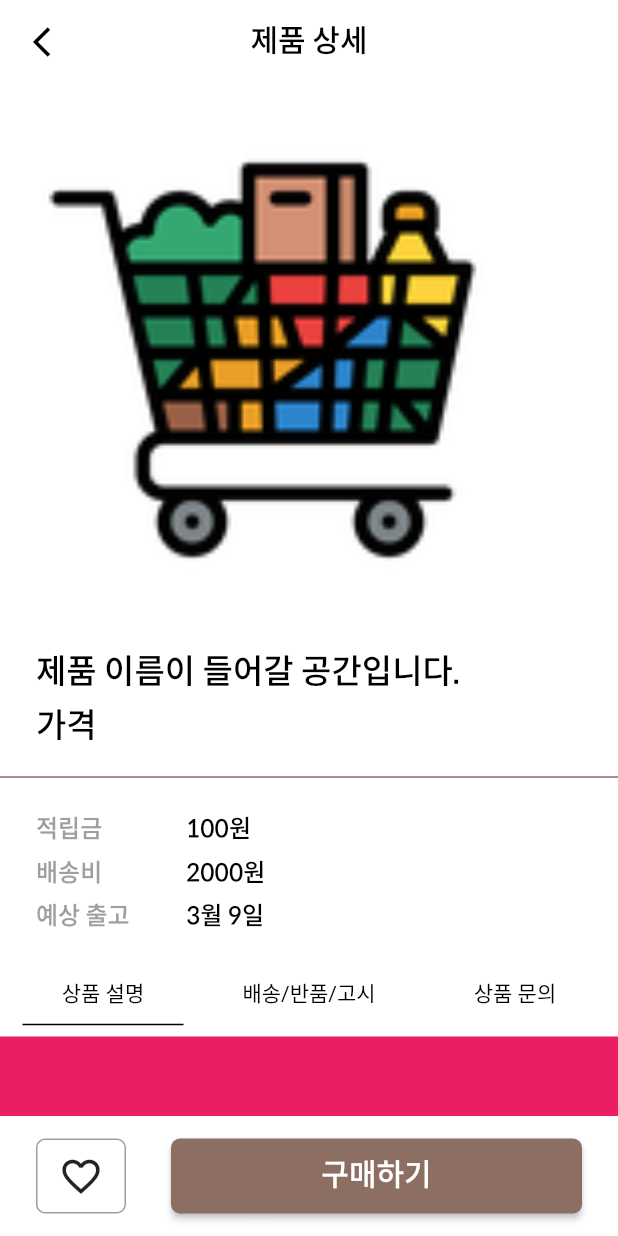
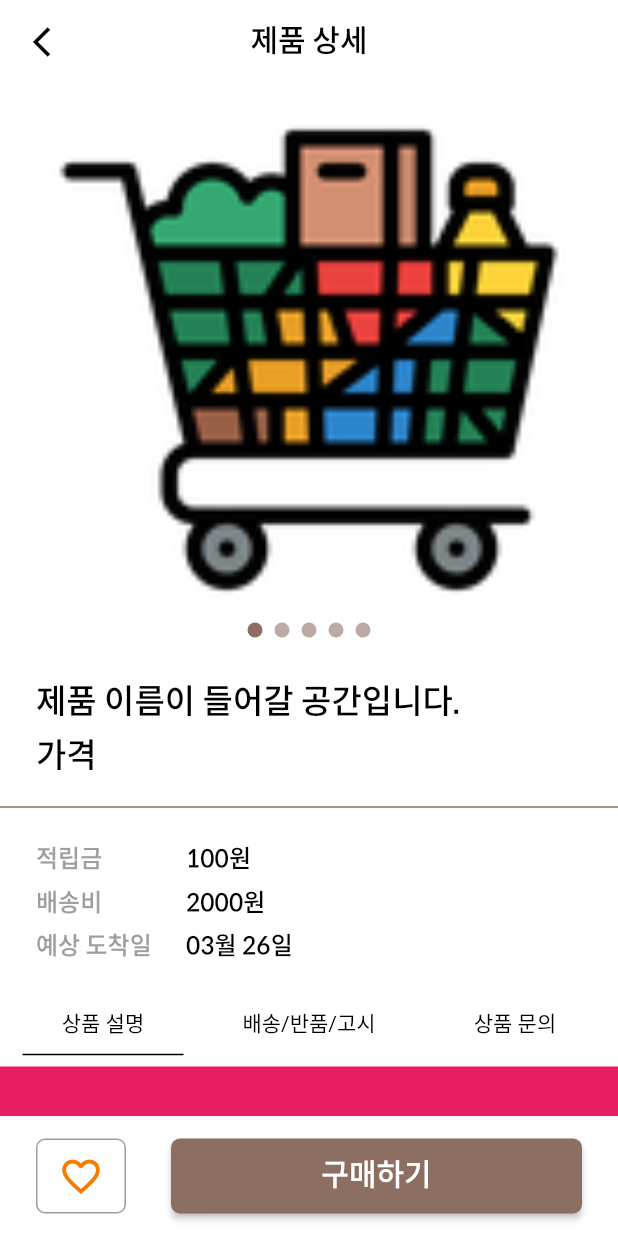
Before and after one commit to jgwng/shoppingapp, a Flutter app: the HomePage screen opened directly, after a tap on "상품평수 1위!", on a phone screen of 412 x 824 dp. Run offline on Flutter 3.47's test engine with Material 2 defaults, Android fonts, the phone set to English and light mode, and no system bars; drawn by our look-alikes of sticky_headers; our stand-ins replace cloud_firestore, cloud_functions, device_info, firebase_auth, firebase_core, firebase_messaging and 7 more; missing offline and left inert: hexagon, kakao_flutter_sdk, kopo, korean_words, qr_code_scanner; accounts and stored records are empty.

Commit message:
03/25 commit

```diff
--- a/lib/screens/home_page/home_page.dart
+++ b/lib/screens/home_page/home_page.dart
@@ -5,6 +5,7 @@ import 'package:shoppingapp/constants/size.dart';
 import 'package:shoppingapp/models/select_model.dart';
 import 'package:shoppingapp/screens/setting_page/local_widget/scroll_behavior.dart';
 import 'package:shoppingapp/screens/home_page/product_detail_page.dart';
+import 'package:shoppingapp/widgets/product_item.dart';
 
 class HomePage extends StatefulWidget{
   @override
@@ -84,7 +85,7 @@ class _HomePageState extends State<HomePage>{
                   mainAxisSpacing: 20.0,
                   shrinkWrap: true,
                   children: List.generate(8, (index){
-                    return discountListItem();
+                    return ProductItem();
                   })
               ),
             )
--- a/lib/screens/home_page/product_detail_page.dart
+++ b/lib/screens/home_page/product_detail_page.dart
@@ -3,6 +3,9 @@ import 'package:shoppingapp/constants/app_themes.dart';
 import 'package:shoppingapp/constants/size.dart';
 import 'package:shoppingapp/widgets/app_bar/text_title_appbar.dart';
 import 'package:sticky_headers/sticky_headers.dart';
+import 'package:intl/intl.dart';
+import 'package:shoppingapp/widgets/product_image_indicator.dart';
+
 class ProductDetailScreen extends StatefulWidget{
   @override
   _ProductDetailScreenState createState() => _ProductDetailScreenState();
@@ -11,9 +14,11 @@ class ProductDetailScreen extends StatefulWidget{
 class _ProductDetailScreenState extends State<ProductDetailScreen> with SingleTickerProviderStateMixin{
   int widgetIndex = 0;
   bool isFavorite = false;
+  final PageController controller = PageController(initialPage: 0);
   @override
   void initState() {
     super.initState();
+
   }
 
   @override
@@ -65,7 +70,7 @@ class _ProductDetailScreenState extends State<ProductDetailScreen> with SingleTi
                     borderRadius: BorderRadius.circular(6.0),
                     border: Border.all(color: Colors.grey)
                 ),
-                child: isFavorite ? Icon(Icons.favorite,size: 30,) : Icon(Icons.favorite_outline_outlined,size: 30),
+                child: Icon(isFavorite ? Icons.favorite : Icons.favorite_outline_outlined,size: 30,color: AppThemes.pointColor,),
               ),
             ),
             SizedBox(width: 30,),
@@ -135,29 +140,55 @@ class _ProductDetailScreenState extends State<ProductDetailScreen> with SingleTi
       return Container();
     }
 
-
+  void _pageChanged(int index) {
+    setState(() {});
+  }
     Widget productInfo(){
     return Column(
       crossAxisAlignment: CrossAxisAlignment.start,
+      children: [
+        NotificationListener<OverscrollIndicatorNotification>(
+        onNotification: (OverscrollIndicatorNotification overScroll) {
+          overScroll.disallowGlow();
+          return false;
+        },child :
+          Column(
             children: [
             Container(
                   height: 350,
                   width: 350,
                   alignment: Alignment.center,
 
-          child: SizedBox(
+                  child:PageView.builder(
+                    onPageChanged: _pageChanged,
+                    controller: controller,
+
+                    physics: ClampingScrollPhysics(),
+                    itemBuilder: (context, index) {
+                      return SizedBox(
                         width: 300,
                         height: 300,
                         child: Image.asset("assets/logo/grocery-cart.png",fit: BoxFit.fitWidth),
+                      );
+                    },
+                    itemCount: 5,
                   ),
                 ),
-        SizedBox(height: 20,),
+                Indicator(
+                controller: controller,
+                itemCount: 5,
+                )
+                ],
+      )
+        ),
+
+        SizedBox(height: 30,),
         Container(
             padding: EdgeInsets.symmetric(horizontal: 24),
             child : Column(
               crossAxisAlignment: CrossAxisAlignment.start,
               children: [
-                Text("제품 이름이 들어갈 공간입니다.",style: AppThemes.textTheme.headline2,),
+                Text("제품 이름이 들어갈 공간입니다.",style: AppThemes.textTheme.headline2,overflow: TextOverflow.ellipsis,),
                 SizedBox(height: 10),
                 Text("가격",style: AppThemes.textTheme.headline2,),
               ],
@@ -175,7 +206,7 @@ class _ProductDetailScreenState extends State<ProductDetailScreen> with SingleTi
               SizedBox(height: 10,),
               productPriceInfo("배송비","2000원"),
               SizedBox(height: 10,),
-              productPriceInfo("예상 출고","3월 9일"),
+              productPriceInfo("예상 도착일",conversionDateTime(DateTime.now())),
               SizedBox(height: 10,),
             ],
           ),
@@ -185,7 +216,12 @@ class _ProductDetailScreenState extends State<ProductDetailScreen> with SingleTi
     );
     }
 
+  String conversionDateTime(DateTime dateTime){
+    DateTime arriveDate = DateTime(dateTime.year,dateTime.month,dateTime.day+2);
+    String newFormat = DateFormat("MM월 dd일").format(arriveDate);
 
+    return newFormat;
+  }
 
 
 
@@ -205,3 +241,4 @@ class _ProductDetailScreenState extends State<ProductDetailScreen> with SingleTi
 
 
   }
+//https://flutter-examples.com/set-text-overflow-ellipsis-text-in-flutter/
--- a/lib/screens/main_page.dart
+++ b/lib/screens/main_page.dart
@@ -6,7 +6,7 @@ import 'package:shoppingapp/screens/order_check_page/order_list_page.dart';
 import 'package:shoppingapp/screens/setting_page/setting_page.dart';
 import 'package:shoppingapp/widgets/app_bar/main_page_appbar.dart';
 import 'package:flutter_riverpod/flutter_riverpod.dart';
-import 'file:///C:/Users/gwjun/AndroidStudioProjects/shopping_app/lib/providers/user_provider/user_state_provider.dart';
+import 'package:shoppingapp/providers/user_provider/user_state_provider.dart';
 
 class MainPage extends StatefulWidget{
   @override
--- a/lib/screens/register_page/register_page.dart
+++ b/lib/screens/register_page/register_page.dart
@@ -4,6 +4,7 @@ import 'package:flutter_riverpod/flutter_riverpod.dart';
 import 'package:shoppingapp/providers/user_provider/register_state_provider.dart';
 import 'package:shoppingapp/screens/register_page/user_register_page.dart';
 import 'package:shoppingapp/screens/main_page.dart';
+import 'package:shoppingapp/screens/select_page/select_page.dart';
 
 class RegisterPage extends StatefulWidget {
 
@@ -50,7 +51,7 @@ class _RegisterPageState extends State<RegisterPage> {
     if(registerState.userState == 1)
       return Container();
     if(registerState.userState == 2)
-      return MainPage();
+      return SelectOnOrOff();
     if(registerState.userState == 0)
       return UserRegisterPage();
     return Container();
--- a/lib/screens/register_page/user_register_page.dart
+++ b/lib/screens/register_page/user_register_page.dart
@@ -5,6 +5,7 @@ import 'package:shoppingapp/constants/app_themes.dart';
 import 'package:shoppingapp/constants/size.dart';
 import 'package:shoppingapp/models/user.dart';
 import 'package:shoppingapp/screens/register_page/admin_notice_dialog.dart';
+import 'package:shoppingapp/screens/register_page/register_page.dart';
 import 'package:shoppingapp/utils/validators.dart';
 import 'package:kopo/kopo.dart';
 import 'package:shoppingapp/widgets/app_bar/text_title_appbar.dart';
@@ -434,7 +435,7 @@ class _UserRegisterPageState extends State<UserRegisterPage>{
     if(!mounted) return;
     Navigator.pushAndRemoveUntil(context, MaterialPageRoute(
         builder: (BuildContext context) =>
-            SelectOnOrOff()), (route) => true);
+            RegisterPage()), (route) => true);
 
   }
 
--- a/lib/screens/setting_page/setting_page.dart
+++ b/lib/screens/setting_page/setting_page.dart
@@ -38,6 +38,8 @@ class _SettingPageState extends State<SettingPage>{
 
 
   Widget buildBody(BuildContext context, UserState userState){
+
+
     return NotificationListener<OverscrollIndicatorNotification>(
         onNotification: (OverscrollIndicatorNotification overScroll){
           overScroll.disallowGlow();
--- /dev/null
+++ b/lib/widgets/product_image_indicator.dart
@@ -0,0 +1,62 @@
+import 'package:flutter/cupertino.dart';
+import 'package:flutter/material.dart';
+import 'package:shoppingapp/constants/app_themes.dart';
+
+
+class Indicator extends StatelessWidget {
+  Indicator({
+    this.controller,
+    this.itemCount: 0,
+  }) : assert(controller != null);
+
+  /// PageView Controller
+  final PageController controller;
+
+  /// Number of indicators
+  final int itemCount;
+
+  /// Ordinary colours
+  final Color normalColor = Colors.brown[200];
+
+  /// Selected color
+  final Color selectedColor = AppThemes.mainColor;
+
+  /// Size of points
+  final double size = 10.0;
+
+  /// Spacing of points
+  final double spacing = 4.0;
+
+  /// Point Widget
+  Widget _buildIndicator(
+      int index, int pageCount, double dotSize, double spacing) {
+    // Is the current page selected?
+    bool isCurrentPageSelected = index ==
+        (controller.page != null ? controller.page.round() % pageCount : 0);
+
+    return new Container(
+      height: size,
+      width: size + (2 * spacing),
+      child: new Center(
+        child: new Material(
+          color: isCurrentPageSelected ? selectedColor : normalColor,
+          type: MaterialType.circle,
+          child: new Container(
+            width: dotSize,
+            height: dotSize,
+          ),
+        ),
+      ),
+    );
+  }
+
+  @override
+  Widget build(BuildContext context) {
+    return new Row(
+      mainAxisAlignment: MainAxisAlignment.center,
+      children: new List<Widget>.generate(itemCount, (int index) {
+        return _buildIndicator(index, itemCount, size, spacing);
+      }),
+    );
+  }
+}
--- /dev/null
+++ b/lib/widgets/product_item.dart
@@ -0,0 +1,58 @@
+import 'package:flutter/widgets.dart';
+import 'package:flutter/material.dart';
+import 'package:flutter/cupertino.dart';
+import 'package:shoppingapp/screens/home_page/product_detail_page.dart';
+import 'package:shoppingapp/models/product.dart';
+import 'package:shoppingapp/constants/app_themes.dart';
+import 'package:shoppingapp/constants/size.dart';
+
+class ProductItem extends StatefulWidget{
+//  ProductItem({Key key, this.product}) : super(key: key);
+//  final Product product;
+  @override
+  _ProductItemState createState() => _ProductItemState();
+}
+
+class _ProductItemState extends State<ProductItem>{
+  bool selected = false;
+  @override
+  Widget build(BuildContext context) {
+    return GestureDetector(
+      onTap: (){
+        Navigator.push(context,MaterialPageRoute(builder:(c) => ProductDetailScreen()));
+      },child: Container(
+      height: widgetHeight(200),
+      width: 160,
+      padding: EdgeInsets.only(left: 20),
+      child: Column(
+        crossAxisAlignment: CrossAxisAlignment.start,
+        children: [
+          Stack(
+            children: [
+              Container(
+                width: 160,
+                height: 160,
+                decoration: BoxDecoration(
+                    color: Colors.grey,
+                    borderRadius: BorderRadius.circular(6.0)
+                ),
+              ),
+            ],
+          ),
+          SizedBox(height: 10,),
+          Text("제품명",overflow: TextOverflow.ellipsis,),
+          Row(
+            mainAxisAlignment: MainAxisAlignment.start,
+            children: [
+              Text("할인율"),
+              SizedBox(width: 20,),
+              Text("가격")
+            ],
+          )
+        ],
+      ),
+    ),
+    );
+  }
+
+}
```
Also changed, not shown: lib/models/order.dart (added, +59 -0 lines), lib/screens/home_page/product_list_page.dart (+55 -55 lines), lib/screens/select_page/select_page.dart (+1 -6 lines), lib/screens/setting_page/point_info_page/point_info_page.dart (+36 -16 lines). Lines whose indentation alone changed are shown as unchanged.
